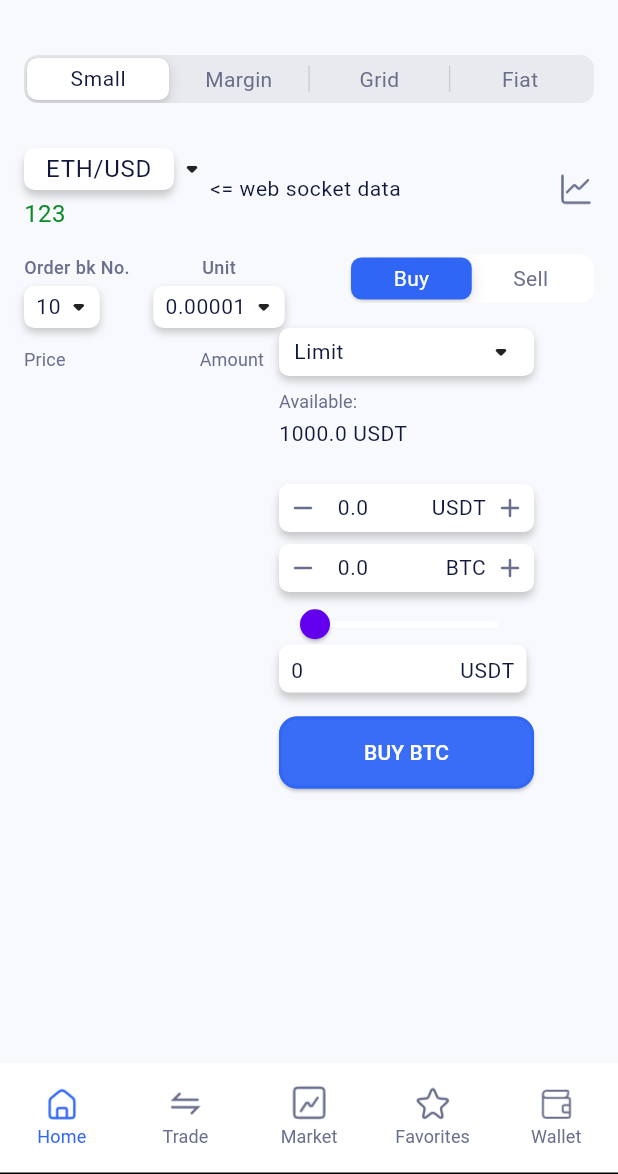
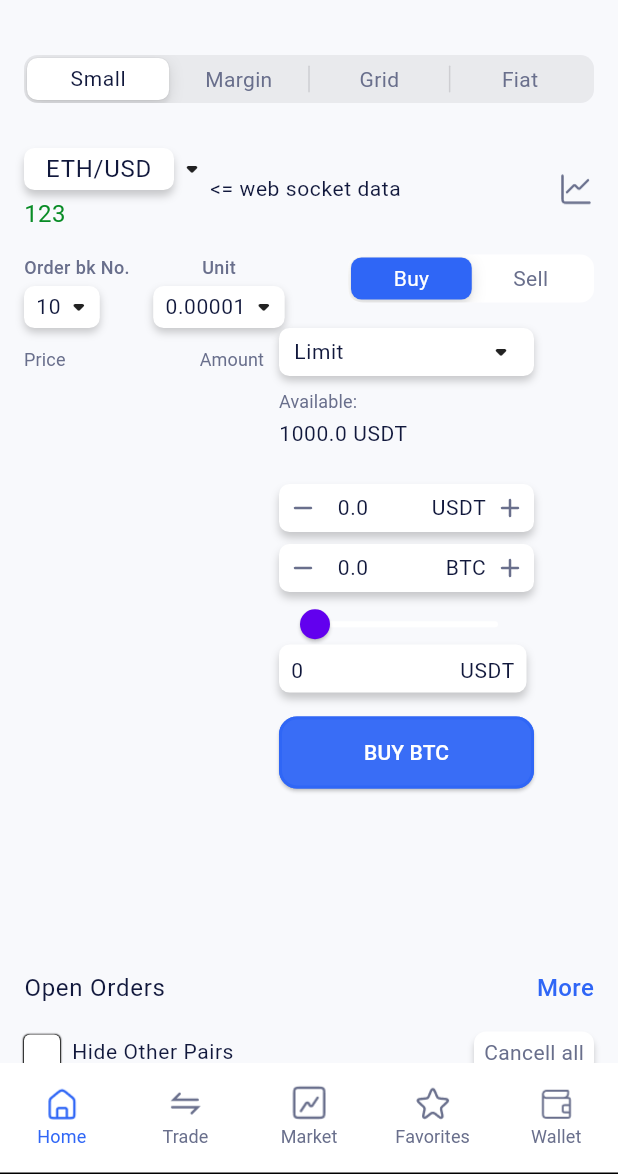
Before and after one commit to bai-93/binanceApp, a Flutter app: the screen it shows after launch, on a phone screen of 412 x 824 dp, the part 62-1236 px from its top. Run offline on Flutter 3.47's test engine with Material 3 defaults, Android fonts, the phone set to English and light mode, and no system bars; our stand-ins replace adaptive_theme, bloc, camera, dio, equatable, flutter_bloc and 9 more; accounts and stored records are empty; generated files the repository leaves out were written again; network calls fail.

Commit message:
fixed orders content

```diff
--- /dev/null
+++ b/lib/presentation/pages/trade_page/orders/orders_main.dart
@@ -0,0 +1,110 @@
+import 'package:flutter/material.dart';
+import 'package:sheker/presentation/pages/trade_page/orders/orders_content.dart';
+import 'package:sheker/presentation/pages/trade_page/orders/orders_view_model.dart';
+import 'package:sheker/utilities/app_colors.dart';
+
+class OrdersMain extends StatefulWidget {
+  const OrdersMain({super.key});
+
+  @override
+  State<OrdersMain> createState() => _OrdersMainState();
+}
+
+class _OrdersMainState extends State<OrdersMain> {
+  OrdersViewModel model = OrdersViewModel();
+  @override
+  Widget build(BuildContext context) {
+    return Column(
+      children: [
+        const SizedBox(
+          height: 24.0,
+        ),
+        Row(
+          children: [
+            makeTitleText('Open Orders',
+                style: Theme.of(context).textTheme.labelMedium),
+            const Spacer(),
+            makeTitleText('More', style: Theme.of(context).textTheme.bodyMedium)
+          ],
+        ),
+        const SizedBox(
+          height: 18.0,
+        ),
+        Row(
+          mainAxisAlignment: MainAxisAlignment.spaceBetween,
+          children: [
+            Container(
+              height: 24.0,
+              width: 24.0,
+              decoration: BoxDecoration(
+                  color: model.getFilledColor(),
+                  borderRadius: const BorderRadius.all(Radius.circular(4.0)),
+                  boxShadow: const [
+                    BoxShadow(blurRadius: 0.1, spreadRadius: 0.02)
+                  ]),
+              child: Checkbox(
+                  checkColor: Theme.of(context).colorScheme.surface,
+                  side: BorderSide(color: model.getFilledColor(), width: 0.0),
+                  value: model.getIsHide(),
+                  splashRadius: 0.0,
+                  fillColor: WidgetStatePropertyAll(model.getFilledColor()),
+                  onChanged: (value) {
+                    setState(() {
+                      model.changeHide(value ?? false);
+                    });
+                  }),
+            ),
+            const SizedBox(
+              width: 8.0,
+            ),
+            Text(
+              'Hide Other Pairs',
+              style: Theme.of(context).textTheme.bodySmall,
+            ),
+            const Spacer(),
+            makeCancellButton(),
+          ],
+        ),
+        const SizedBox(
+          height: 16.0,
+        ),
+        OrderContent(model.getIsHide(), model.data, model.price, model.amount)
+      ],
+    );
+  }
+
+  Widget makeCancellButton() {
+    return GestureDetector(
+      onTap: () {
+        debugPrint('cancell button action');
+      },
+      child: Container(
+        height: 28.0,
+        width: 80.0,
+        decoration: BoxDecoration(
+            boxShadow: [
+              BoxShadow(
+                  color: AppColorsUtility.internalShadow,
+                  blurRadius: 3.0,
+                  spreadRadius: 0.0,
+                  offset: const Offset(0.0, 4.0))
+            ],
+            color: Theme.of(context).colorScheme.surface,
+            borderRadius: const BorderRadius.all(Radius.circular(8.0))),
+        child: Center(
+          child: Text(
+            'Cancell all',
+            style: TextStyle(
+                color: AppColorsUtility.secondary,
+                fontSize: 14.0,
+                fontWeight: FontWeight.w400),
+          ),
+        ),
+      ),
+    );
+  }
+
+  Widget makeTitleText(String title, {TextStyle? style}) {
+    return Text(title, style: style);
+  }
+}
--- /dev/null
+++ b/lib/presentation/pages/trade_page/orders/orders_view_model.dart
@@ -0,0 +1,27 @@
+import 'package:flutter/material.dart';
+import 'package:sheker/utilities/app_colors.dart';
+
+class OrdersViewModel {
+  List<String> data = [
+    'XRP/USDT',
+    'THETA/USDT',
+    'BTC/USDT',
+    'ADA/USDT',
+    'DOGE/USDT'
+  ];
+  List<String> price = ['0.45', '1.0', '69000.0', '0.47', '0.043'];
+  List<String> amount = ['23.0', '10.0', '2.0', '32.0', '40.0'];
+  bool _isHide = false;
+
+  void changeHide(bool value) {
+    _isHide = value;
+  }
+
+  bool getIsHide() {
+    return _isHide;
+  }
+
+  Color getFilledColor() {
+    return _isHide ? AppColorsUtility.onboardingPrimary : Colors.white;
+  }
+}
--- a/lib/presentation/pages/trade_page/trade_main.dart
+++ b/lib/presentation/pages/trade_page/trade_main.dart
@@ -2,6 +2,7 @@ import "package:flutter/cupertino.dart";
 import "package:flutter/material.dart";
 import "package:sheker/config/base_widgets/base_statefull.dart";
 import "package:sheker/config/base_widgets/base_stateless.dart";
+import "package:sheker/presentation/pages/trade_page/orders/orders_main.dart";
 import "package:sheker/presentation/pages/trade_page/trading_pair/trading_pair.dart";
 import "package:sheker/presentation/pages/trade_page/trading_settings_limit_price/price_amount.dart";
 import "package:sheker/presentation/pages/trade_page/trading_settings_limit_price/trading_limit_price.dart";
@@ -86,8 +87,9 @@ class _TradeMainState extends BaseScreenState<TradeMain> with BaseScreenMixin {
           TradingPair((formatedValue, rawValue) {
             _priceAmountList.priceController.add(rawValue);
           }),
-          TradingLimitPriceAmount(),
+          const TradingLimitPriceAmount(),
           _priceAmountList,
+          const OrdersMain()
         ],
       ),
     );
```
Also changed, not shown: lib/presentation/pages/trade_page/orders/orders_content.dart (added, +179 -0 lines), lib/utilities/date_format.dart (added, +15 -0 lines), lib/images/trade/1.5x/group.png (added), lib/images/trade/2.0x/group.png (added), lib/images/trade/3.0x/group.png (added), lib/images/trade/group.png (added).
